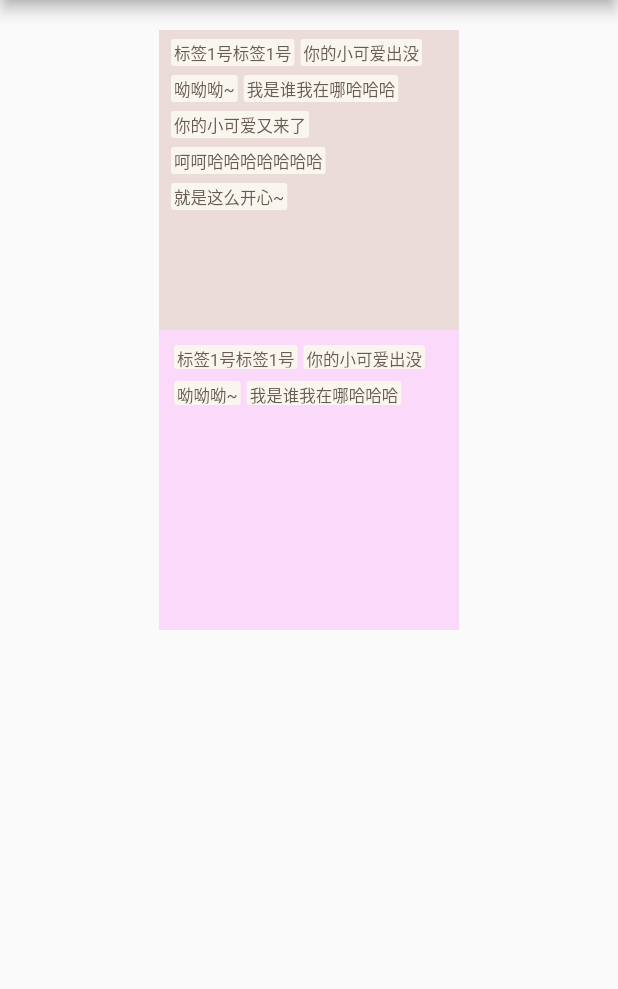
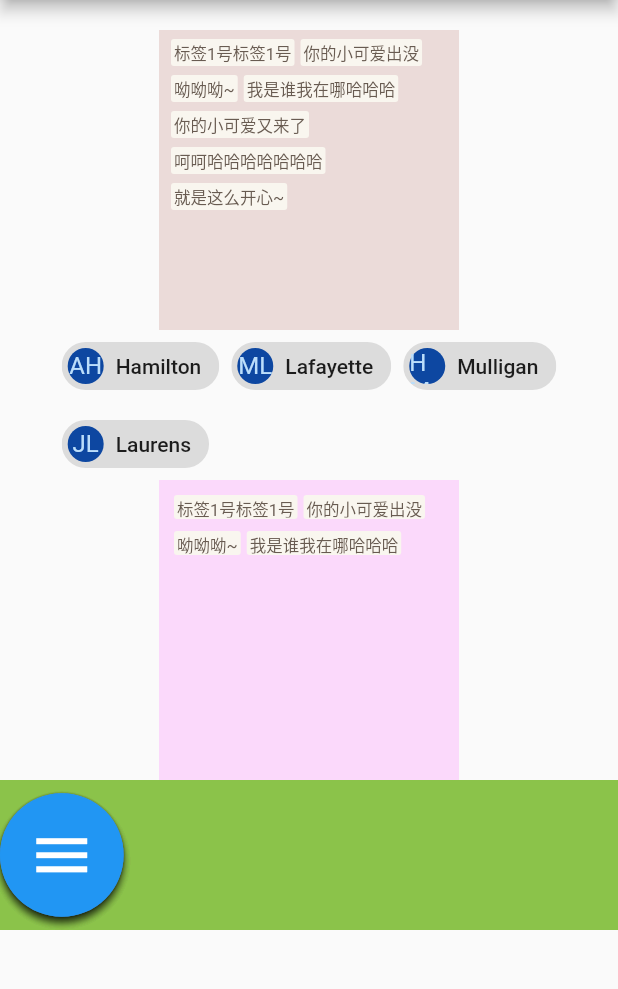
Before and after one commit to qianxiaoai/xiao_xiao_flutter_demo, a Flutter app: the screen it shows after launch, on a phone screen of 412 x 824 dp, the part 84-1073 px from its top. Run offline on Flutter 3.47's test engine with Material 2 defaults, Android fonts, the phone set to English and light mode, and no system bars.

Commit message:
flow and wrap

```diff
--- a/lib/main.dart
+++ b/lib/main.dart
@@ -1,5 +1,5 @@
 import 'package:flutter/material.dart';
-import 'package:xiao_xiao_flutter_demo/wrap_line_delegate.dart';
+import 'package:xiao_xiao_flutter_demo/wrap_widget.dart';
 
 void main() {
   runApp(const MyApp());
@@ -51,77 +51,12 @@ class _MyHomePageState extends State<MyHomePage> {
         crossAxisAlignment: CrossAxisAlignment.center,
         children: <Widget>[
           Container(height: 20),
-          _buildWrapAutoWidget(labels),
-          _buildFlowMaxLineWidget(labels),
+          buildWrapAutoWidget(labels),
+          buildFlutterOfficialFlow(),
+          buildFlowMaxLineWidget(labels),
+          Container(height: 100,color: Colors.lightGreen, child: FlowMenu()),
         ],
       ),
     );
   }
-
-  Widget _buildWrapAutoWidget(List<String> labels) {
-    return Container(
-        width: 200,
-        height: 200,
-        color: const Color(0x22880F00),
-        child: Padding(
-            padding: const EdgeInsets.only(left: 8, top: 6, right: 12),
-            child: Wrap(
-                clipBehavior: Clip.hardEdge,
-                spacing: 4,
-                runSpacing: 6,
-                children: labels
-                    .map<Widget>((str) => Container(
-                        decoration: const BoxDecoration(
-                            color: Color(0XFFF9f6EF),
-                            borderRadius: BorderRadius.all(Radius.circular(2))),
-                        child: Padding(
-                            padding: const EdgeInsets.only(
-                                left: 2, top: 1, right: 2, bottom: 1),
-                            child: Text(
-                              str,
-                              style: const TextStyle(
-                                  fontSize: 11,
-                                  fontWeight: FontWeight.normal,
-                                  color: Color(0xFF685B51)),
-                            ))))
-                    .toList())));
-  }
-
-  Widget _buildFlowMaxLineWidget(List<String> labels) {
-    return Container(
-        width: 200,
-        height: 200,
-        color: const Color(0x22FF00FF),
-        child: Padding(
-            padding: const EdgeInsets.all(10),
-            child: Flow(
-              children: labels
-                  .map<Widget>((tag) => Container(
-                      height: 16,
-                      decoration: const BoxDecoration(
-                          color: Color(0XFFF9f6EF),
-                          borderRadius: BorderRadius.all(Radius.circular(2))),
-                      child: Padding(
-                          padding: const EdgeInsets.only(
-                            left: 2,
-                            top: 1,
-                            bottom: 1,
-                            right: 2,
-                          ),
-                          child: Text(
-                            tag,
-                            style: const TextStyle(
-                                fontSize: 11,
-                                fontWeight: FontWeight.normal,
-                                color: Color(0xFF685B51)),
-                          ))))
-                  .toList(),
-              delegate: WrapLineDelegate(
-                maxLine: 2,
-                spacing: 4,
-                runSpacing: 6,
-                itemHeight: 18,
-              ),
-            )));
-  }
 }
--- /dev/null
+++ b/lib/wrap_widget.dart
@@ -0,0 +1,202 @@
+import 'package:flutter/cupertino.dart';
+import 'package:flutter/material.dart';
+
+import 'flow_line_delegate.dart';
+
+///wrap 自动换行
+Widget buildWrapAutoWidget(List<String> labels) {
+  return Container(
+      width: 200,
+      height: 200,
+      color: const Color(0x22880F00),
+      child: Padding(
+          padding: const EdgeInsets.only(left: 8, top: 6, right: 12),
+          child: Wrap(
+              direction: Axis.horizontal,
+              clipBehavior: Clip.hardEdge,
+              spacing: 4,
+              runSpacing: 6,
+              children: labels
+                  .map<Widget>((str) => Container(
+                      decoration: const BoxDecoration(
+                          color: Color(0XFFF9f6EF),
+                          borderRadius: BorderRadius.all(Radius.circular(2))),
+                      child: Padding(
+                          padding: const EdgeInsets.only(
+                              left: 2, top: 1, right: 2, bottom: 1),
+                          child: Text(
+                            str,
+                            style: const TextStyle(
+                                fontSize: 11,
+                                fontWeight: FontWeight.normal,
+                                color: Color(0xFF685B51)),
+                          ))))
+                  .toList())));
+}
+
+///flutter官方demo https://api.flutter-io.cn/flutter/widgets/Wrap-class.html
+Widget buildFlutterOfficialFlow() {
+  return Wrap(
+    spacing: 8.0, // gap between adjacent chips
+    runSpacing: 4.0, // gap between lines
+    children: <Widget>[
+      Chip(
+        avatar: CircleAvatar(
+            backgroundColor: Colors.blue.shade900, child: const Text('AH')),
+        label: Text('Hamilton'),
+      ),
+      Chip(
+        avatar: CircleAvatar(
+            backgroundColor: Colors.blue.shade900, child: const Text('ML')),
+        label: const Text('Lafayette'),
+      ),
+      Chip(
+        avatar: CircleAvatar(
+            backgroundColor: Colors.blue.shade900, child: const Text('HM')),
+        label: const Text('Mulligan'),
+      ),
+      Chip(
+        avatar: CircleAvatar(
+            backgroundColor: Colors.blue.shade900, child: const Text('JL')),
+        label: const Text('Laurens'),
+      ),
+    ],
+  );
+}
+
+/// flow 支持设置最多显示几行
+Widget buildFlowMaxLineWidget(List<String> labels) {
+  return Container(
+      width: 200,
+      height: 200,
+      color: const Color(0x22FF00FF),
+      child: Padding(
+          padding: const EdgeInsets.all(10),
+          child: Flow(
+            children: labels
+                .map<Widget>((tag) => Container(
+                    height: 16,
+                    decoration: const BoxDecoration(
+                        color: Color(0XFFF9f6EF),
+                        borderRadius: BorderRadius.all(Radius.circular(2))),
+                    child: Padding(
+                        padding: const EdgeInsets.only(
+                          left: 2,
+                          top: 1,
+                          bottom: 1,
+                          right: 2,
+                        ),
+                        child: Text(
+                          tag,
+                          style: const TextStyle(
+                              fontSize: 11,
+                              fontWeight: FontWeight.normal,
+                              color: Color(0xFF685B51)),
+                        ))))
+                .toList(),
+            delegate: FlowLineDelegate(
+              maxLine: 2,
+              spacing: 4,
+              runSpacing: 6,
+              itemHeight: 18,
+            ),
+          )));
+}
+
+///flutter 官网demo
+class FlowMenu extends StatefulWidget {
+  const FlowMenu({Key? key}) : super(key: key);
+
+  @override
+  State<FlowMenu> createState() => _FlowMenuState();
+}
+
+class _FlowMenuState extends State<FlowMenu>
+    with SingleTickerProviderStateMixin {
+  late AnimationController menuAnimation;
+  IconData lastTapped = Icons.notifications;
+  final List<IconData> menuItems = <IconData>[
+    Icons.home,
+    Icons.new_releases,
+    Icons.notifications,
+    Icons.settings,
+    Icons.menu,
+  ];
+
+  void _updateMenu(IconData icon) {
+    if (icon != Icons.menu) {
+      setState(() => lastTapped = icon);
+    }
+  }
+
+  @override
+  void initState() {
+    super.initState();
+    menuAnimation = AnimationController(
+      duration: const Duration(milliseconds: 250),
+      vsync: this,
+    );
+  }
+
+  Widget flowMenuItem(IconData icon) {
+    final double buttonDiameter =
+        MediaQuery.of(context).size.width / menuItems.length;
+    return Padding(
+      padding: const EdgeInsets.symmetric(vertical: 8.0),
+      child: RawMaterialButton(
+        fillColor: lastTapped == icon ? Colors.amber[700] : Colors.blue,
+        splashColor: Colors.amber[100],
+        shape: const CircleBorder(),
+        constraints: BoxConstraints.tight(Size(buttonDiameter, buttonDiameter)),
+        onPressed: () {
+          _updateMenu(icon);
+          menuAnimation.status == AnimationStatus.completed
+              ? menuAnimation.reverse()
+              : menuAnimation.forward();
+        },
+        child: Icon(
+          icon,
+          color: Colors.white,
+          size: 45.0,
+        ),
+      ),
+    );
+  }
+
+  @override
+  Widget build(BuildContext context) {
+    return Flow(
+      delegate: FlowMenuDelegate(menuAnimation: menuAnimation),
+      children:
+          menuItems.map<Widget>((IconData icon) => flowMenuItem(icon)).toList(),
+    );
+  }
+}
+
+class FlowMenuDelegate extends FlowDelegate {
+  FlowMenuDelegate({required this.menuAnimation})
+      : super(repaint: menuAnimation);
+
+  final Animation<double> menuAnimation;
+
+  @override
+  bool shouldRepaint(FlowMenuDelegate oldDelegate) {
+    return menuAnimation != oldDelegate.menuAnimation;
+  }
+
+  @override
+  void paintChildren(FlowPaintingContext context) {
+    double dx = 0.0;
+    for (int i = 0; i < context.childCount; ++i) {
+      dx = context.getChildSize(i)!.width * i;
+      context.paintChild(
+        i,
+        transform: Matrix4.translationValues(
+          dx * menuAnimation.value,
+          0,
+          0,
+        ),
+      );
+    }
+  }
+}
```
Also changed, not shown: lib/flow_line_delegate.dart (renamed from lib/wrap_line_delegate.dart, +4 -17 lines), lib/flow_widget.dart (deleted, +0 -86 lines), 1 other file.
